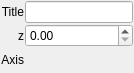
The window that src/DAGui/ChartSetting/DAChartPlotItemSettingWidget.ui (czyt1988/data-workbench) describes before a commit, drawn with Qt 5.
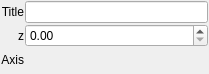
The same window after the commit.

Patch:
```diff
--- a/src/DAGui/ChartSetting/DAChartPlotItemSettingWidget.ui
+++ b/src/DAGui/ChartSetting/DAChartPlotItemSettingWidget.ui
@@ -6,8 +6,8 @@
    <rect>
     <x>0</x>
     <y>0</y>
-    <width>134</width>
-    <height>71</height>
+    <width>209</width>
+    <height>74</height>
    </rect>
   </property>
   <property name="windowTitle">
```
